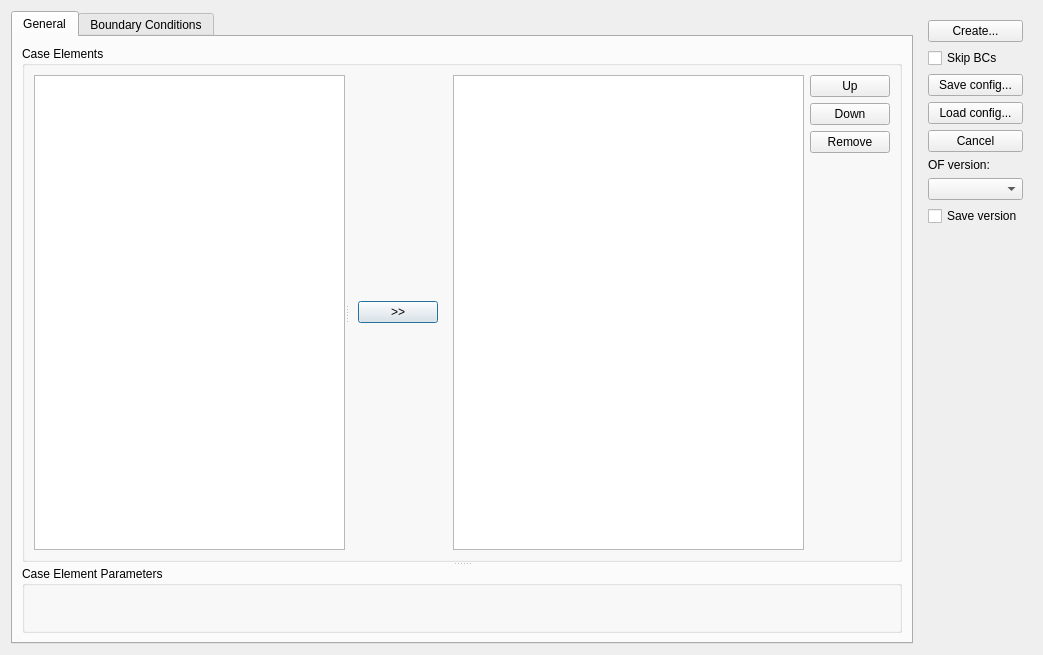
Before: the Qt Designer form src/extensions/openfoam/isutils/isofCaseBuilder/isofcasebuilderwindow.ui in hkroeger/insightcae, drawn with Qt 5.
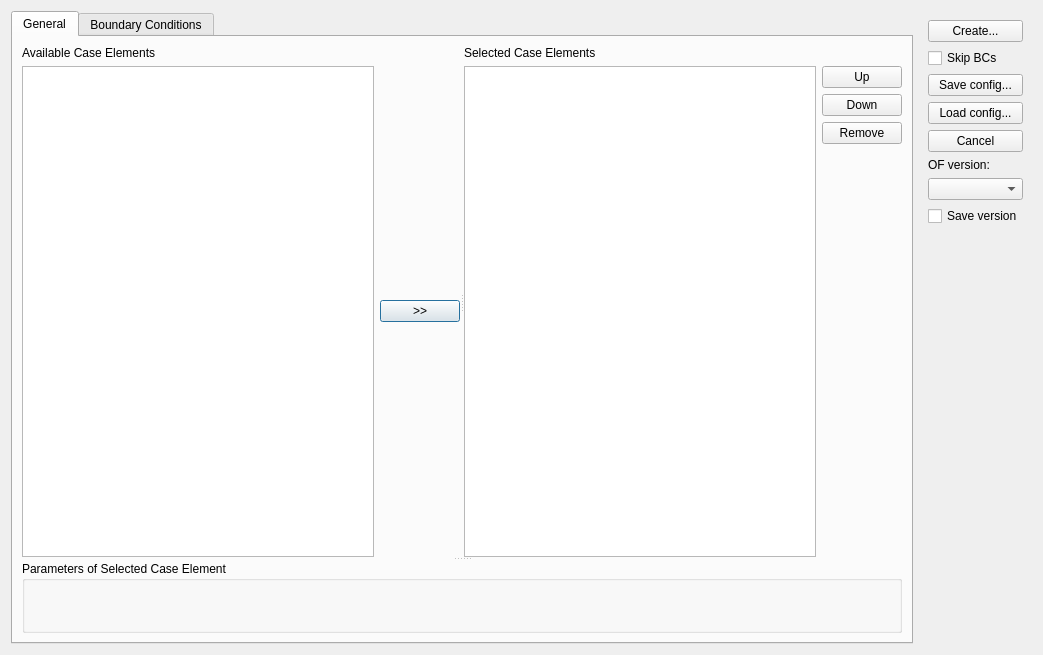
After: the same form once the commit is applied.

```diff
--- a/src/extensions/openfoam/isutils/isofCaseBuilder/isofcasebuilderwindow.ui
+++ b/src/extensions/openfoam/isutils/isofCaseBuilder/isofcasebuilderwindow.ui
@@ -32,16 +32,23 @@
          <property name="orientation">
           <enum>Qt::Vertical</enum>
          </property>
-         <widget class="QGroupBox" name="groupBox">
-          <property name="title">
-           <string>Case Elements</string>
-          </property>
-          <layout class="QVBoxLayout" name="verticalLayout_2">
+         <widget class="QWidget" name="widget" native="true">
+          <layout class="QHBoxLayout" name="horizontalLayout_5">
            <item>
             <widget class="QSplitter" name="splitter">
              <property name="orientation">
               <enum>Qt::Horizontal</enum>
              </property>
+             <widget class="QWidget" name="widget_2" native="true">
+              <layout class="QGridLayout" name="gridLayout">
+               <item row="0" column="0">
+                <widget class="QLabel" name="label_4">
+                 <property name="text">
+                  <string>Available Case Elements</string>
+                 </property>
+                </widget>
+               </item>
+               <item row="1" column="0">
              <widget class="QTreeWidget" name="available_elements">
               <property name="rootIsDecorated">
                <bool>true</bool>
@@ -55,12 +62,8 @@
                </property>
               </column>
              </widget>
-             <widget class="QWidget" name="widget" native="true">
-              <layout class="QHBoxLayout" name="horizontalLayout_2">
-               <item>
-                <widget class="QWidget" name="widget_2" native="true">
-                 <layout class="QVBoxLayout" name="verticalLayout">
-                  <item>
+               </item>
+               <item row="1" column="1">
                    <widget class="QPushButton" name="add_btn">
                     <property name="text">
                      <string>&gt;&gt;</string>
@@ -69,11 +72,19 @@
                   </item>
                  </layout>
                 </widget>
+             <widget class="QWidget" name="widget_4" native="true">
+              <layout class="QGridLayout" name="gridLayout_2">
+               <item row="0" column="0">
+                <widget class="QLabel" name="label_5">
+                 <property name="text">
+                  <string>Selected Case Elements</string>
+                 </property>
+                </widget>
                </item>
-               <item>
+               <item row="2" column="0">
                 <widget class="QListWidget" name="selected_elements"/>
                </item>
-               <item>
+               <item row="2" column="1">
                 <layout class="QVBoxLayout" name="verticalLayout_10">
                  <item>
                   <widget class="QPushButton" name="up_btn">
@@ -125,7 +136,7 @@
            </sizepolicy>
           </property>
           <property name="title">
-           <string>Case Element Parameters</string>
+           <string>Parameters of Selected Case Element</string>
           </property>
          </widget>
         </widget>
```
Left out of the diff: 20 changed lines with no effect on the pictures. Lines whose indentation alone changed are shown as unchanged.
